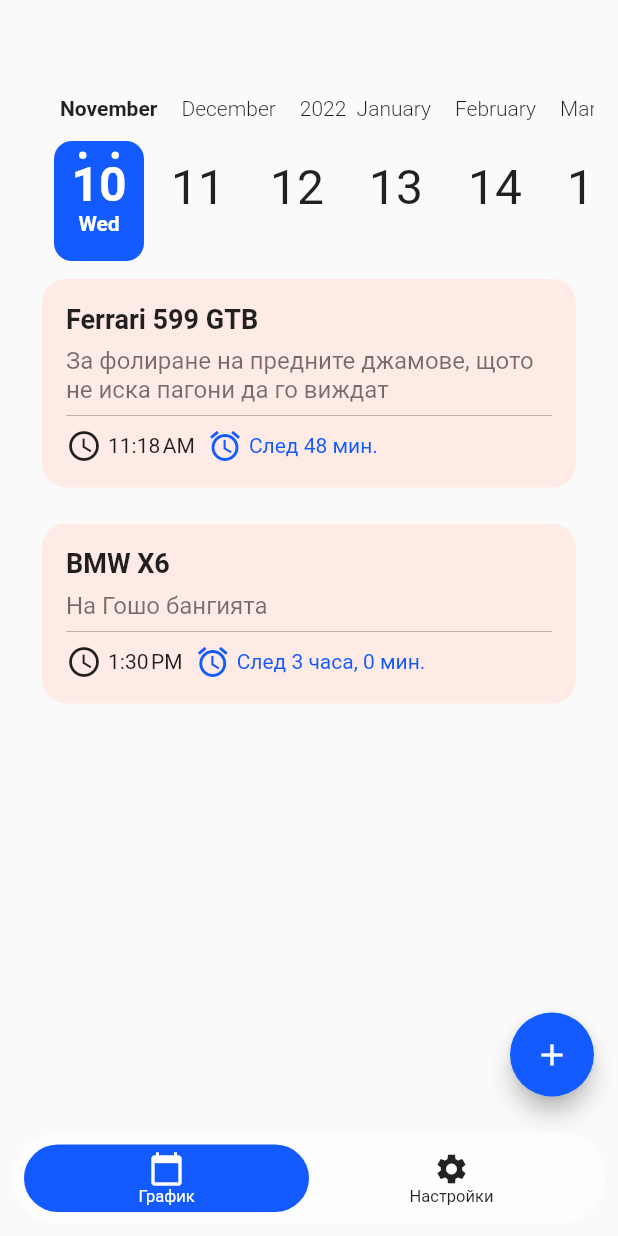
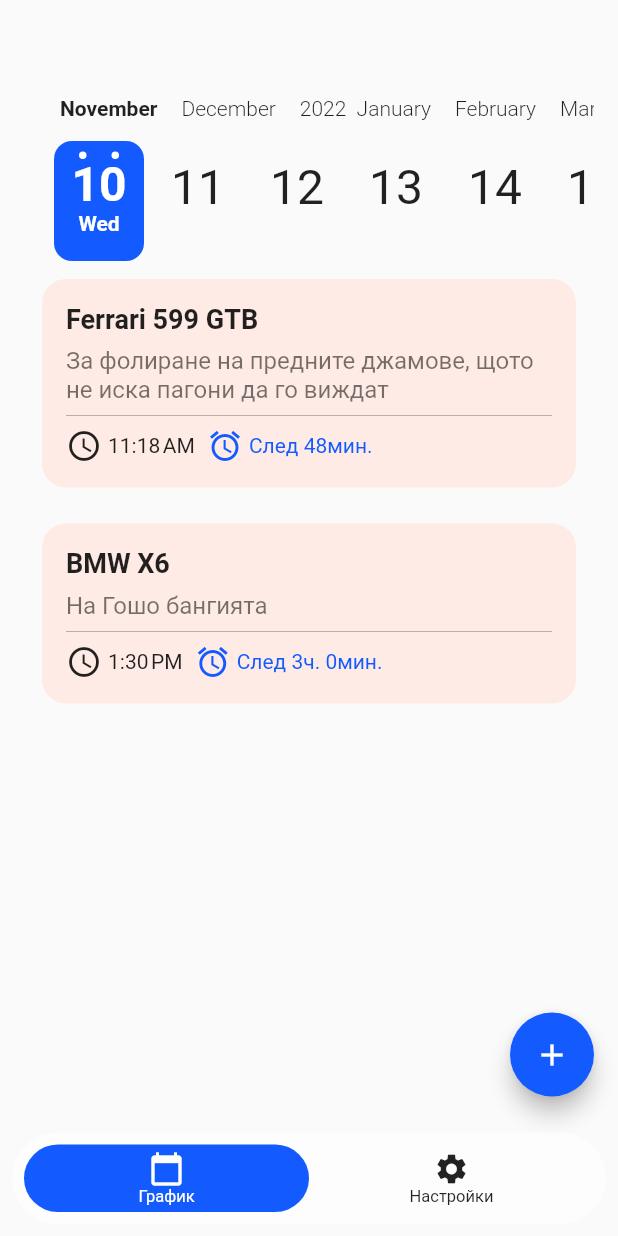
Before and after one commit to stfkolev/astra-folio-app, a Flutter app: the screen it shows after launch, on a phone screen of 412 x 824 dp. Run offline on Flutter 3.47's test engine with Material 2 defaults, Android fonts, the phone set to English and light mode, and no system bars; drawn by our look-alikes of calendar_timeline, floating_bottom_navigation_bar; our stand-ins replace datetime_picker_formfield.

```diff
--- a/lib/widgets/EventItemView.dart
+++ b/lib/widgets/EventItemView.dart
@@ -206,8 +206,9 @@ class _EventItemState extends State<EventItem> {
                                 child:
                                 Text(
                                   'След '
-                                      '${timeDifference.inHours > 0 ? timeDifference.inHours.toString() + ' часа, ' : ''}'
-                                      '${timeDifference.inMinutes.remainder(60)} мин.',
+                                      '${timeDifference.inDays > 0 ? timeDifference.inDays.toString() + 'д. ' : ''}'
+                                      '${timeDifference.inHours > 0 ? timeDifference.inHours.remainder(24).toString() + 'ч. ' : ''}'
+                                      '${timeDifference.inMinutes.remainder(60)}мин.',
                                   style: TextStyle(
                                       color: Color(0xFF135BFF)
                                   ),
--- a/pubspec.yaml
+++ b/pubspec.yaml
@@ -35,6 +35,7 @@ dependencies:
 dev_dependencies:
   flutter_test:
     sdk: flutter
+  flutter_native_splash: ^1.3.1
 
 # For information on the generic Dart part of this file, see the
 # following page: https://dart.dev/tools/pub/pubspec
@@ -51,6 +52,11 @@ flutter:
   # assets:
   #   - images/a_dot_burr.jpeg
   #   - images/a_dot_ham.jpeg
+  assets:
+    - images/splash_screen.png
+
+flutter_native_splash:
+  background_image: "images/splash_screen.png"
 
   # An image asset can refer to one or more resolution-specific "variants", see
   # https://flutter.dev/assets-and-images/#resolution-aware.
```
Also changed, not shown: images/splash_screen.png (added), pubspec.lock, 13 other files.
